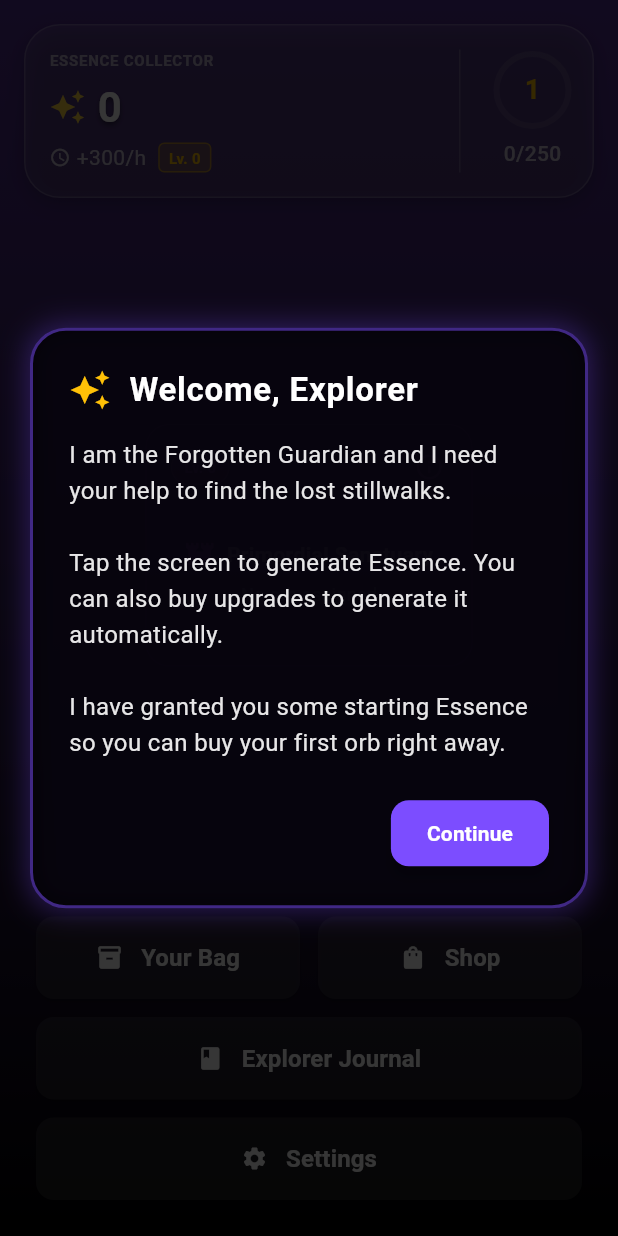
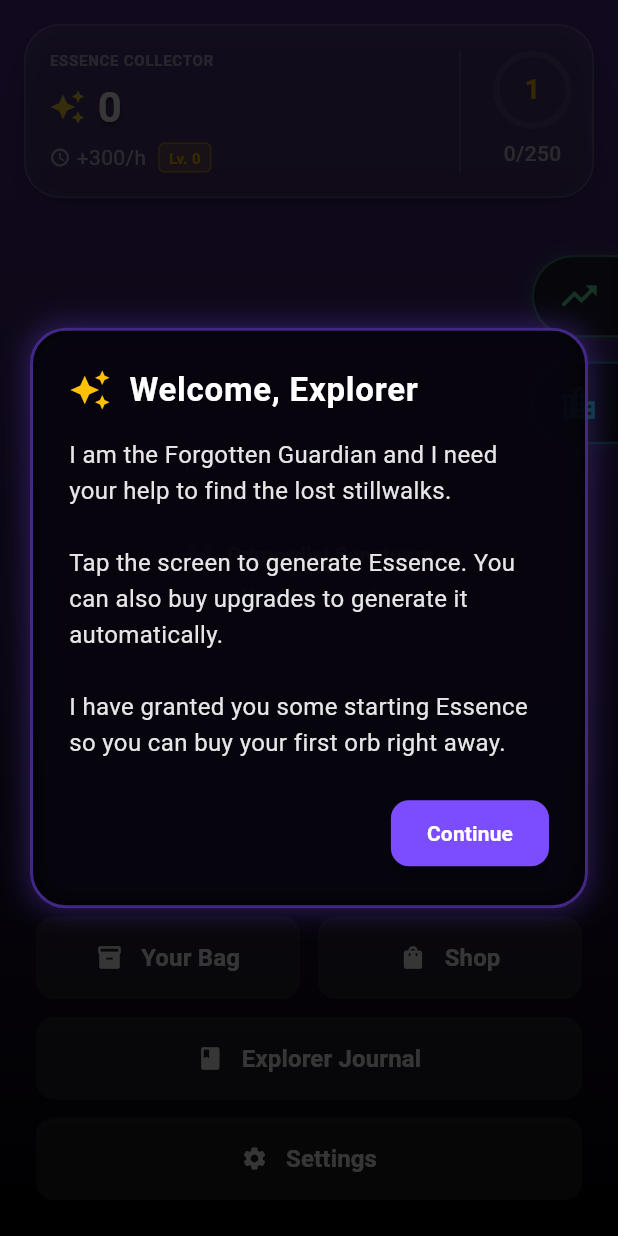
Before and after one commit to camu740/Stillwalks, a Flutter app: the HomeScreen screen opened directly, on a phone screen of 412 x 824 dp. Run offline on Flutter 3.47's test engine with Material 3 defaults, Android fonts, the phone set to English and light mode, and no system bars; our stand-ins replace package_info_plus, permission_handler, shared_preferences, sqflite; missing offline and left inert: health, home_widget; accounts and stored records are empty.

Commit message:
botones tienda

```diff
--- a/lib/screens/home_screen.dart
+++ b/lib/screens/home_screen.dart
@@ -20,6 +20,8 @@ import 'package:stillwalks/screens/widgets/level_up_dialog.dart';
 import 'package:stillwalks/l10n/app_localizations.dart';
 import 'package:stillwalks/screens/widgets/floating_essence_text.dart';
 import 'package:stillwalks/screens/widgets/random_essence_orb.dart';
+import 'package:stillwalks/screens/widgets/shop_shortcut_button.dart';
+import 'package:stillwalks/screens/shop_screen.dart'; // Ensure ShopScreen is imported
 import 'dart:math'; // Added for random position
 
 /// Pantalla principal con el estado del jugador
@@ -135,11 +137,8 @@ class _HomeScreenState extends State<HomeScreen> {
     setState(() {
       _isRandomOrbVisible = false;
       _tapAnimations.add(
-        Positioned(
+        FloatingEssenceText(
           key: ValueKey('bonus_${DateTime.now().millisecondsSinceEpoch}'),
-          left: pos.dx,
-          top: pos.dy,
-          child: FloatingEssenceText(
           text: '+${bonus.toStringAsFixed(0)}',
           startPosition: pos,
           color: Colors.lightBlueAccent,
@@ -153,7 +152,6 @@ class _HomeScreenState extends State<HomeScreen> {
                   });
                 }
             },
-          ),
           ),
       );
     });
@@ -999,6 +997,44 @@ class _HomeScreenState extends State<HomeScreen> {
                   children: _tapAnimations,
                 ),
               ),
+              // Shop Shortcuts (Top Right Side)
+              Positioned(
+                top: 170, // Moved down to avoid overlap with top status bar
+                right: 0, // Flush to edge
+                child: SafeArea(
+                  child: Column(
+                    crossAxisAlignment: CrossAxisAlignment.end,
+                    children: [
+                      // Upgrades Shortcut
+                      ShopShortcutButton(
+                        icon: Icons.trending_up,
+                        iconColor: Colors.greenAccent,
+                        onTap: () {
+                           Navigator.of(context).push(
+                             MaterialPageRoute(
+                               builder: (context) => const ShopScreen(initialTab: 0), // 0 = Upgrades
+                             ),
+                           );
+                        },
+                      ),
+                      const SizedBox(height: 16),
+                      // Buildings Shortcut
+                      ShopShortcutButton(
+                        icon: Icons.location_city,
+                        iconColor: Colors.cyanAccent,
+                        onTap: () {
+                           Navigator.of(context).push(
+                             MaterialPageRoute(
+                               builder: (context) => const ShopScreen(initialTab: 1), // 1 = Buildings
+                             ),
+                           );
+                        },
+                      ),
+                    ],
+                  ),
+                ),
+              ),
+
               // Random Essence Orb (Moved to top)
               if (_isRandomOrbVisible && _randomOrbPosition != null)
                 Positioned(
--- /dev/null
+++ b/lib/screens/widgets/shop_shortcut_button.dart
@@ -0,0 +1,48 @@
+import 'package:flutter/material.dart';
+
+class ShopShortcutButton extends StatelessWidget {
+  final IconData icon;
+  final VoidCallback onTap;
+  final Color iconColor;
+
+  const ShopShortcutButton({
+    super.key,
+    required this.icon,
+    required this.onTap,
+    this.iconColor = Colors.white,
+  });
+
+  @override
+  Widget build(BuildContext context) {
+    return GestureDetector(
+      onTap: onTap,
+      child: Container(
+        padding: const EdgeInsets.fromLTRB(16, 12, 12, 12),
+        decoration: BoxDecoration(
+          color: Colors.black.withOpacity(0.6), // Dark background like Shop Items
+          borderRadius: const BorderRadius.only(
+            topLeft: Radius.circular(30),
+            bottomLeft: Radius.circular(30),
+          ),
+          border: Border(
+            top: BorderSide(color: iconColor.withOpacity(0.5), width: 1.5), // Colored border
+            bottom: BorderSide(color: iconColor.withOpacity(0.5), width: 1.5),
+            left: BorderSide(color: iconColor.withOpacity(0.5), width: 1.5),
+          ),
+          boxShadow: [
+            BoxShadow(
+              color: iconColor.withOpacity(0.2), // Colored glow/shadow
+              blurRadius: 8,
+              offset: const Offset(-2, 0),
+            ),
+          ],
+        ),
+        child: Icon(
+          icon,
+          color: iconColor, // Colored Icon
+          size: 28,
+        ),
+      ),
+    );
+  }
+}
```
Lines whose indentation alone changed are shown as unchanged.
